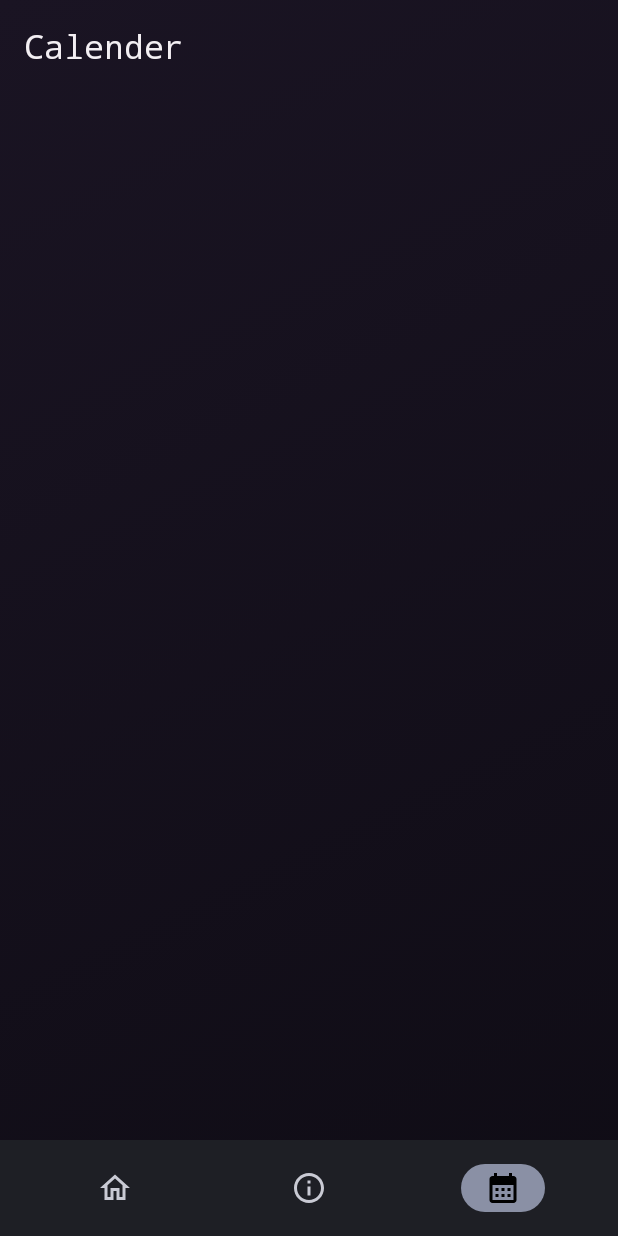
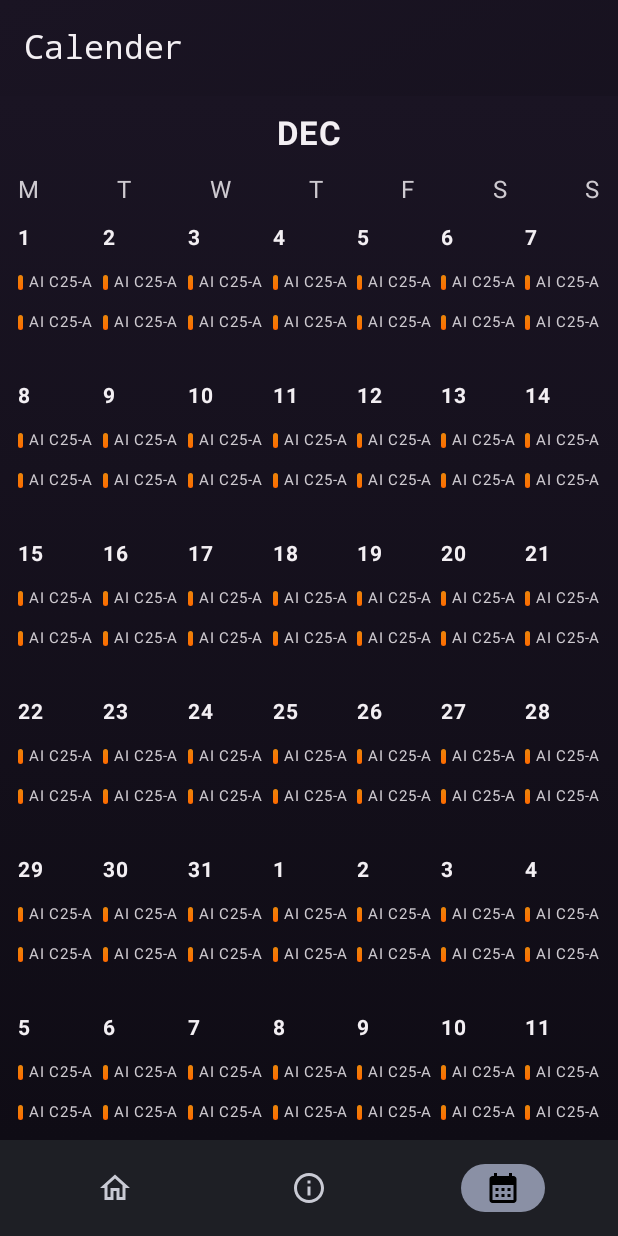
Before and after one commit to milkandvodka/KITO, an Android app built with Jetpack Compose: the composable MainUI shown on its own in the app's theme, item 3 of the bottom bar chosen, on a phone screen of 412 x 824 dp. Run offline under Robolectric (Android 15) with nearby library versions, the phone set to English and light mode, and no system bars; our stand-ins replace Material 3 Expressive styles (plain Material 3 is drawn).

Commit message:
-Calender Screen Implementation

```diff
--- /dev/null
+++ b/app/src/main/java/com/kito/ui/components/CalenderMonthUI.kt
@@ -0,0 +1,122 @@
+package com.kito.ui.components
+
+import androidx.compose.foundation.background
+import androidx.compose.foundation.clickable
+import androidx.compose.foundation.layout.*
+import androidx.compose.foundation.lazy.grid.GridCells
+import androidx.compose.foundation.lazy.grid.LazyVerticalGrid
+import androidx.compose.foundation.shape.RoundedCornerShape
+import androidx.compose.material3.Text
+import androidx.compose.runtime.Composable
+import androidx.compose.ui.Alignment
+import androidx.compose.ui.Modifier
+import androidx.compose.ui.graphics.Brush
+import androidx.compose.ui.text.font.FontWeight
+import androidx.compose.ui.unit.dp
+import androidx.compose.ui.unit.sp
+
+@Composable
+fun CalendarMonthUI(
+    colors: UIColors,
+    onDayClick: (Int, String) -> Unit
+) {
+
+    val dayNames = listOf(
+        "Monday", "Tuesday", "Wednesday",
+        "Thursday", "Friday", "Saturday", "Sunday"
+    )
+
+    Column(
+        modifier = Modifier
+            .fillMaxSize()
+            .background(
+                Brush.verticalGradient(
+                    listOf(colors.backgroundTop, colors.backgroundBottom)
+                )
+            )
+            .padding(12.dp)
+    ) {
+
+        Text(
+            "DEC",
+            color = colors.textPrimary,
+            fontSize = 22.sp,
+            fontWeight = FontWeight.Bold,
+            modifier = Modifier.align(Alignment.CenterHorizontally)
+        )
+
+        Spacer(Modifier.height(12.dp))
+
+        Row(
+            Modifier.fillMaxWidth(),
+            horizontalArrangement = Arrangement.SpaceBetween
+        ) {
+            listOf("M","T","W","T","F","S","S").forEach {
+                Text(it, color = colors.textSecondary)
+            }
+        }
+
+        Spacer(Modifier.height(8.dp))
+
+        LazyVerticalGrid(
+            columns = GridCells.Fixed(7),
+            verticalArrangement = Arrangement.spacedBy(10.dp),
+            horizontalArrangement = Arrangement.spacedBy(6.dp)
+        ) {
+            items(42) { index ->
+
+                val dayNumber = (index % 31) + 1
+                val dayName = dayNames[index % 7]
+
+                Column(
+                    modifier = Modifier
+                        .height(95.dp)
+                        .clickable {
+                            onDayClick(dayNumber, dayName)
+                        }
+                ) {
+
+                    Text(
+                        dayNumber.toString(),
+                        color = colors.textPrimary,
+                        fontWeight = FontWeight.Bold,
+                        fontSize = 14.sp
+                    )
+
+                    Spacer(Modifier.height(4.dp))
+
+                    repeat(2) {
+                        Row(
+                            verticalAlignment = Alignment.CenterVertically,
+                            modifier = Modifier.padding(vertical = 1.dp)
+                        ) {
+                            Box(
+                                modifier = Modifier
+                                    .width(3.dp)
+                                    .height(10.dp)
+                                    .background(
+                                        Brush.verticalGradient(
+                                            listOf(
+                                                colors.accentOrangeStart,
+                                                colors.accentOrangeEnd
+                                            )
+                                        ),
+                                        RoundedCornerShape(2.dp)
+                                    )
+                            )
+
+                            Spacer(Modifier.width(4.dp))
+
+                            Text(
+                                "AI C25-A",
+                                color = colors.textSecondary,
+                                fontSize = 10.sp,
+                                maxLines = 1
+                            )
+                        }
+                    }
+                }
+            }
+        }
+    }
+}
--- a/app/src/main/java/com/kito/ui/newUi/MainUI.kt
+++ b/app/src/main/java/com/kito/ui/newUi/MainUI.kt
@@ -31,6 +31,7 @@ import com.kito.ui.components.BottomNavigationItems
 import com.kito.ui.components.NoRippleInteractionSource
 import com.kito.ui.components.UIColors
 import com.kito.ui.newUi.screen.AttendanceListScreen
+import com.kito.ui.screen.CalendarScreen
 
 
 @OptIn(ExperimentalMaterial3Api::class, ExperimentalMaterial3ExpressiveApi::class)
@@ -110,7 +111,7 @@ fun MainUI(){
                         AttendanceListScreen()
                     }
                     2 -> {
-
+                        CalendarScreen()
                     }
                 }
             }
--- /dev/null
+++ b/app/src/main/java/com/kito/ui/newUi/screen/CalenderScreen.kt
@@ -0,0 +1,30 @@
+package com.kito.ui.screen
+
+import androidx.compose.runtime.*
+import com.kito.ui.components.*
+
+@Composable
+fun CalendarScreen() {
+
+    val colors = UIColors()
+
+    var showDialog by remember { mutableStateOf(false) }
+    var selectedDay by remember { mutableStateOf(1) }
+    var selectedDayName by remember { mutableStateOf("Monday") }
+
+    CalendarMonthUI(colors) { day, name ->
+        selectedDay = day
+        selectedDayName = name
+        showDialog = true
+    }
+
+    if (showDialog) {
+        DayEventsDialog(
+            colors = colors,
+            dayNumber = selectedDay,
+            dayName = selectedDayName
+        ) {
+            showDialog = false
+        }
+    }
+}
```
Also changed, not shown: app/src/main/java/com/kito/ui/components/DayEventsDialog.kt (added, +102 -0 lines).
